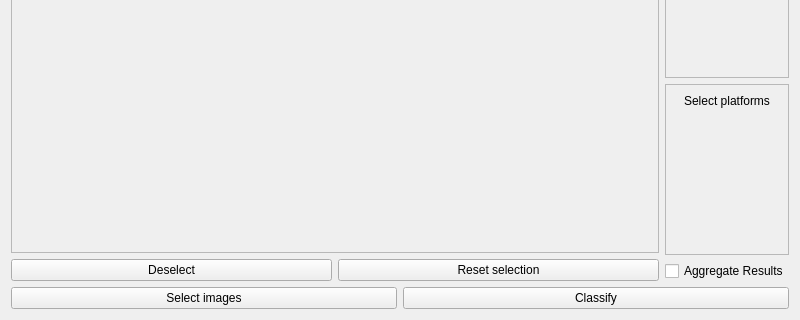
Before: the Qt Designer form src/gui/handler/ui/StartWidget.ui in MaximilianFranz/hics, drawn with Qt 5; both pictures show x 0 to 800 and y 280 to 600 of the 800 by 600 pixel window.
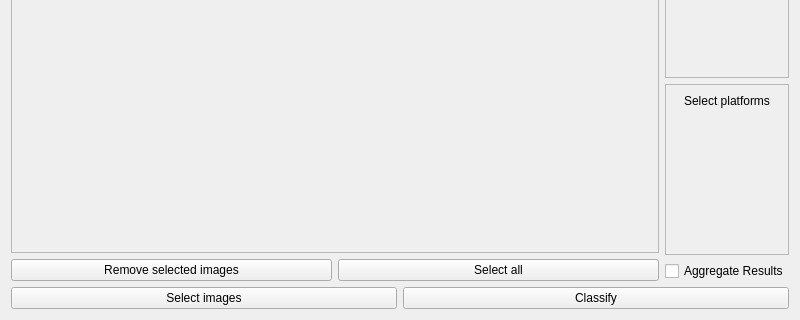
After: the same form once the commit is applied.

Commit message: Changed behaviour of delete input images buttons. They now select/deselect all based on current status of the images and check boxes.

What changed in the file:
```diff
--- a/src/gui/handler/ui/StartWidget.ui
+++ b/src/gui/handler/ui/StartWidget.ui
@@ -91,7 +91,7 @@
             </sizepolicy>
            </property>
            <property name="text">
-            <string>Deselect</string>
+            <string>Remove selected images</string>
            </property>
           </widget>
          </item>
@@ -104,7 +104,7 @@
             </sizepolicy>
            </property>
            <property name="text">
-            <string>Reset selection</string>
+            <string>Select all</string>
            </property>
           </widget>
          </item>
```
The commit also changes 2 other files.
